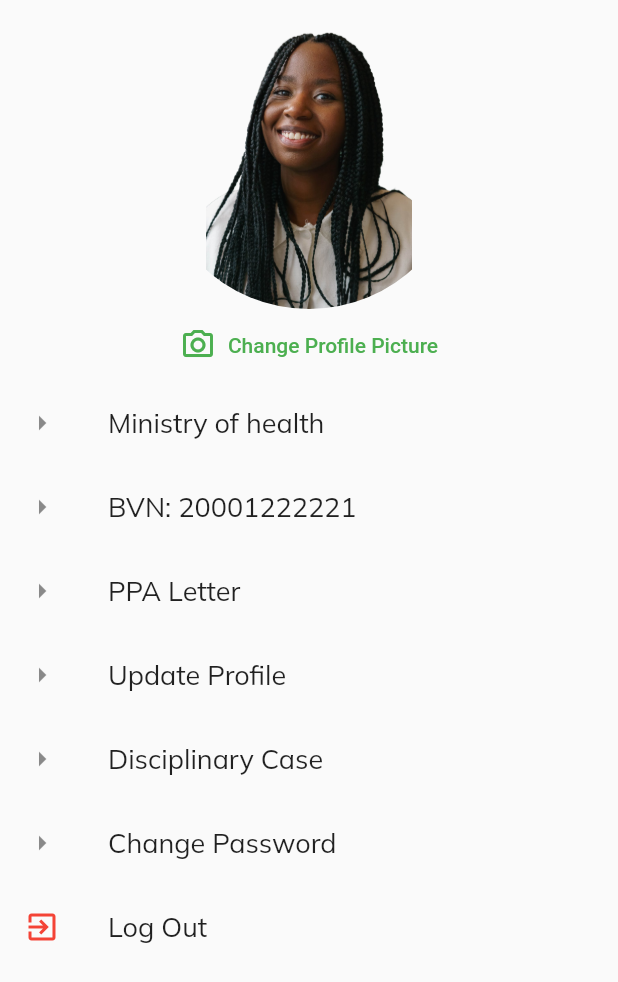
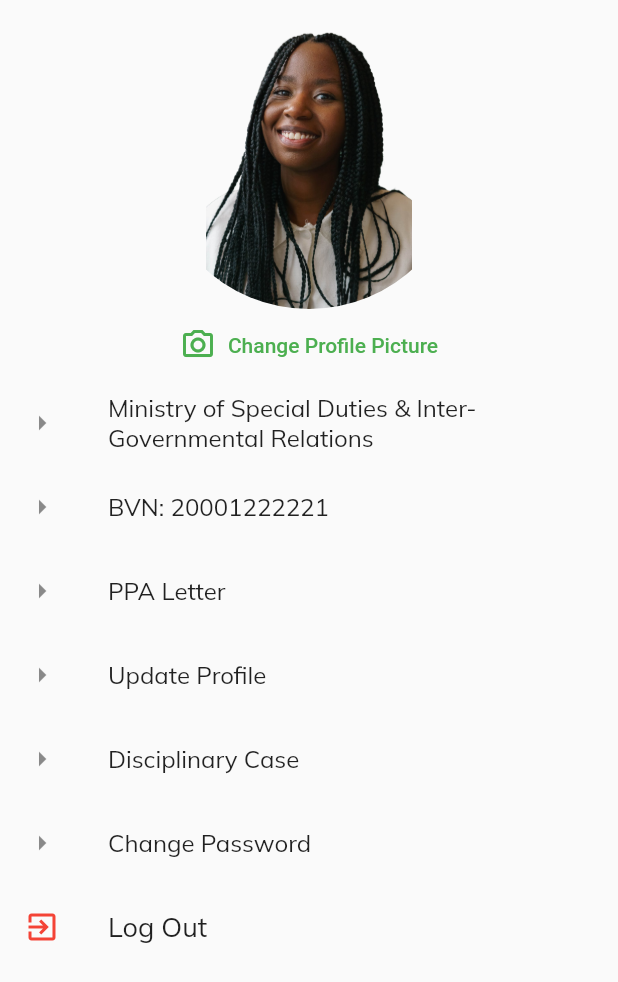
Before and after one commit to vikilinho/lsgnysc, a Flutter app: the ProfileScreen screen opened directly, on a phone screen of 412 x 824 dp. Shown: the top 982 px of the screen. Run offline on Flutter 3.47's test engine with Material 2 defaults, Android fonts, the phone set to English and light mode, and no system bars; our stand-ins replace google_fonts.

Commit message:
new addon

```diff
--- a/lib/pages/profile_screen.dart
+++ b/lib/pages/profile_screen.dart
@@ -36,9 +36,9 @@ class _ProfileScreenState extends State<ProfileScreen> {
                 label: Text('Change Profile Picture')),
             ListTile(
               title: Text(
-                'Ministry of health',
+                'Ministry of Special Duties & Inter-Governmental Relations',
                 style: GoogleFonts.mulish(
-                  fontSize: 18,
+                  fontSize: 16,
                   fontWeight: FontWeight.w400,
                 ),
               ),
@@ -56,7 +56,7 @@ class _ProfileScreenState extends State<ProfileScreen> {
               title: Text(
                 'BVN: 20001222221',
                 style: GoogleFonts.mulish(
-                  fontSize: 18,
+                  fontSize: 16,
                   fontWeight: FontWeight.w400,
                 ),
               ),
@@ -74,7 +74,7 @@ class _ProfileScreenState extends State<ProfileScreen> {
               title: Text(
                 'PPA Letter',
                 style: GoogleFonts.mulish(
-                  fontSize: 18,
+                  fontSize: 16,
                   fontWeight: FontWeight.w400,
                 ),
               ),
@@ -92,7 +92,7 @@ class _ProfileScreenState extends State<ProfileScreen> {
               title: Text(
                 'Update Profile',
                 style: GoogleFonts.mulish(
-                  fontSize: 18,
+                  fontSize: 16,
                   fontWeight: FontWeight.w400,
                 ),
               ),
@@ -110,7 +110,7 @@ class _ProfileScreenState extends State<ProfileScreen> {
               title: Text(
                 'Disciplinary Case',
                 style: GoogleFonts.mulish(
-                  fontSize: 18,
+                  fontSize: 16,
                   fontWeight: FontWeight.w400,
                 ),
               ),
@@ -128,7 +128,7 @@ class _ProfileScreenState extends State<ProfileScreen> {
               title: Text(
                 'Change Password',
                 style: GoogleFonts.mulish(
-                  fontSize: 18,
+                  fontSize: 16,
                   fontWeight: FontWeight.w400,
                 ),
               ),
```
